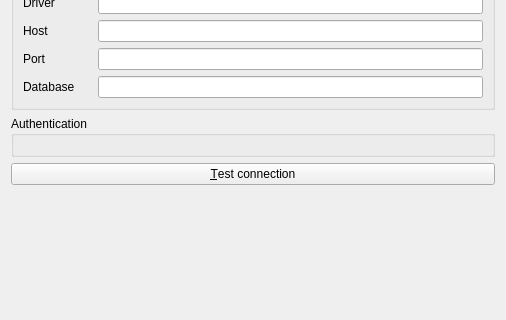
First picture: the form in src/ui/qgsdb2newconnectionbase.ui, repository qgis/QGIS, before the edit; both pictures show x 0 to 506 and y 110 to 430 of the 506 by 583 pixel window.
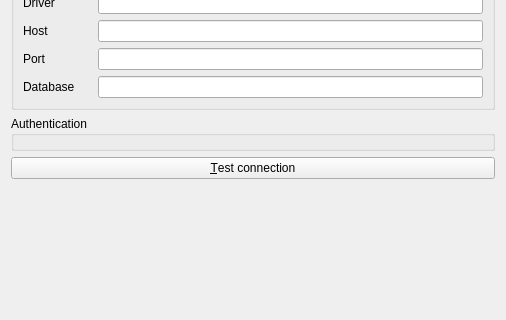
Second picture: the form after the edit. Custom widgets are drawn as their Qt base class.

```diff
--- a/src/ui/qgsdb2newconnectionbase.ui
+++ b/src/ui/qgsdb2newconnectionbase.ui
@@ -94,6 +94,18 @@
       <string>Authentication</string>
      </property>
      <layout class="QGridLayout" name="gridLayout">
+      <property name="leftMargin">
+       <number>6</number>
+      </property>
+      <property name="topMargin">
+       <number>6</number>
+      </property>
+      <property name="rightMargin">
+       <number>6</number>
+      </property>
+      <property name="bottomMargin">
+       <number>6</number>
+      </property>
       <item row="0" column="0">
        <widget class="QgsAuthSettingsWidget" name="mAuthSettings" native="true"/>
       </item>
```
